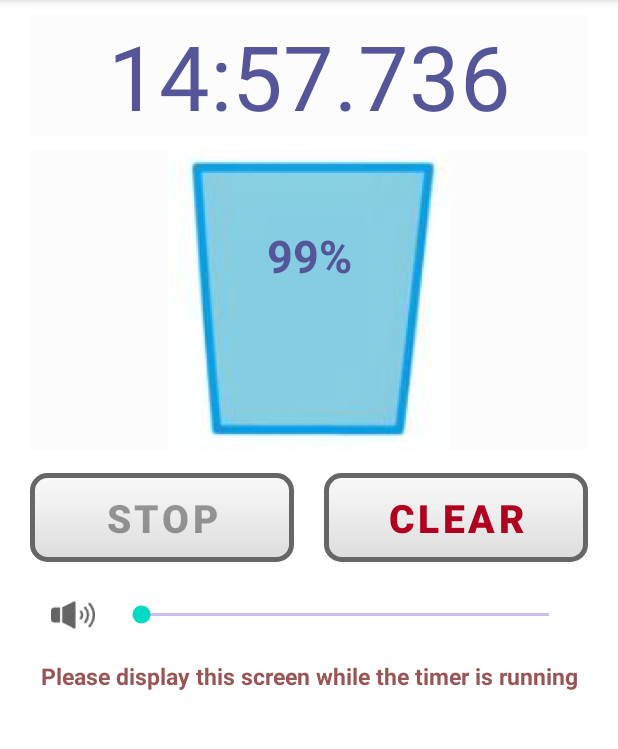
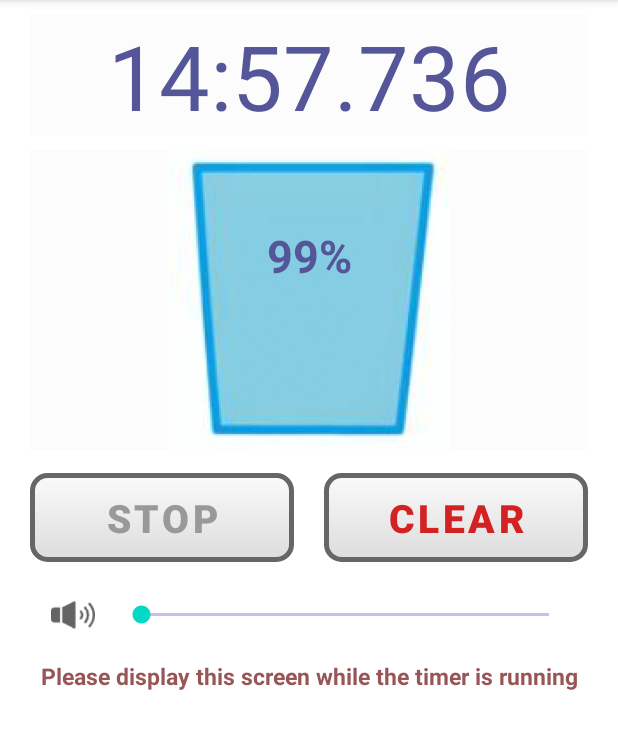
Before and after one commit to tfs-apps-one/WaterTimer, an Android app: the screen it shows after launch (MainActivity), after a tap on "START", on a phone screen of 412 x 824 dp, the part 84-833 px from its top. Run offline under Robolectric (Android 15) with nearby library versions, the phone set to English and light mode, and no system bars; our stand-ins replace AdMob.

Commit message:
android 13に対応

```diff
--- a/app/src/main/java/tfsapps/watertimer/MainActivity.java
+++ b/app/src/main/java/tfsapps/watertimer/MainActivity.java
@@ -224,11 +224,11 @@ public class MainActivity extends AppCompatActivity {
             btn_start.setText(mess);
 
             btn_start.setBackgroundTintList(null);
-            btn_start.setTextColor(getColor(R.color.material_on_background_disabled));
+            btn_start.setTextColor(getColor(R.color.org_gray));
             btn_start.setBackgroundResource(R.drawable.btn_round2);
 
             btn_clear.setBackgroundTintList(null);
-            btn_clear.setTextColor(getColor(R.color.design_default_color_error));
+            btn_clear.setTextColor(getColor(R.color.org_red));
             btn_clear.setBackgroundResource(R.drawable.btn_round2);
         }
         else{
@@ -237,11 +237,11 @@ public class MainActivity extends AppCompatActivity {
             btn_start.setBackgroundTintList(null);
             mess += "START";
             btn_start.setText(mess);
-            btn_start.setTextColor(getColor(R.color.design_default_color_primary_variant));
+            btn_start.setTextColor(getColor(R.color.org_blue));
             btn_start.setBackgroundResource(R.drawable.btn_round2);
 
             btn_clear.setBackgroundTintList(null);
-            btn_clear.setTextColor(getColor(R.color.design_default_color_error));
+            btn_clear.setTextColor(getColor(R.color.org_red));
             btn_clear.setBackgroundResource(R.drawable.btn_round2);
         }
     }
--- a/app/src/main/res/values/colors.xml
+++ b/app/src/main/res/values/colors.xml
@@ -10,5 +10,8 @@
     <color name="my_gray">#FF5f5f5f</color>
     <color name="my_blue">#FF555599</color>
     <color name="my_green">#FF559955</color>
+    <color name="org_blue">#FF2222D3</color>
+    <color name="org_red">#FFD32222</color>
+    <color name="org_gray">#FF999999</color>
 
 </resources>
```
Also changed, not shown: app/build.gradle (+5 -5 lines).
